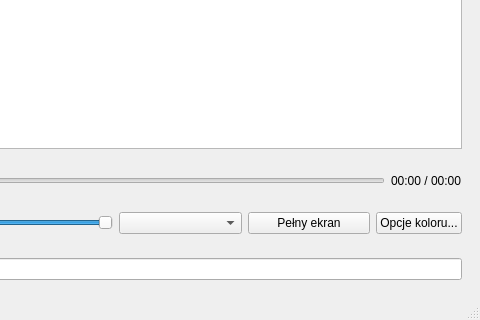
Old version of the form GUI/player/pmplayerview.ui in the repository jurikimurik/PMP; both pictures show x 529 to 1009 and y 247 to 567 of the 1009 by 567 pixel window.
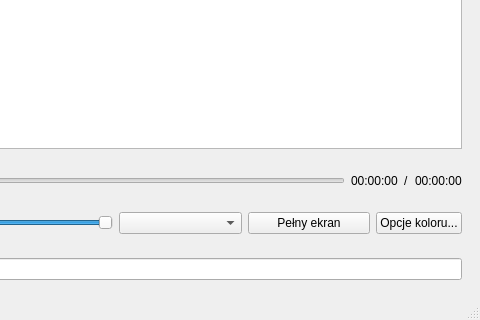
New version of the form. Icons and pictures are not drawn.

Commit message: Current time and max time of media are now being shown.

Patch:
```diff
--- a/GUI/player/pmplayerview.ui
+++ b/GUI/player/pmplayerview.ui
@@ -59,7 +59,21 @@
        <item>
         <widget class="QLabel" name="timeLabel">
          <property name="text">
-          <string>00:00 / 00:00</string>
+          <string>00:00:00</string>
+         </property>
+        </widget>
+       </item>
+       <item>
+        <widget class="QLabel" name="timeSeparatorLabel">
+         <property name="text">
+          <string>/</string>
+         </property>
+        </widget>
+       </item>
+       <item>
+        <widget class="QLabel" name="maxTimeLabel">
+         <property name="text">
+          <string>00:00:00</string>
          </property>
         </widget>
        </item>
```
Left out of the diff: 2 changed lines with no effect on the pictures. The commit also changes 2 other files.
